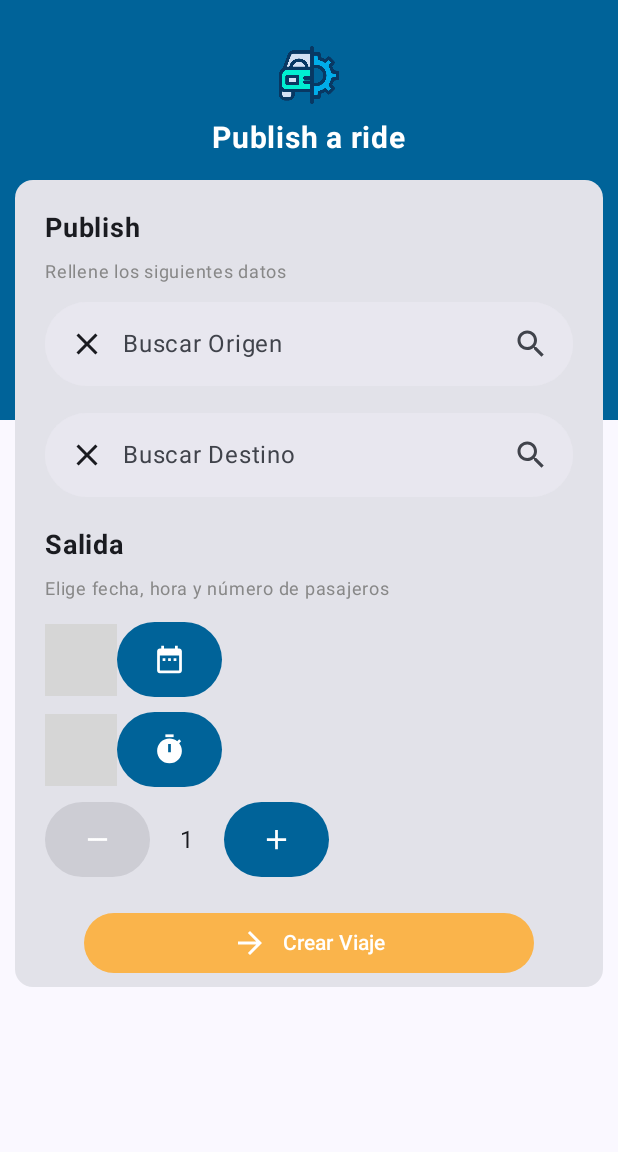
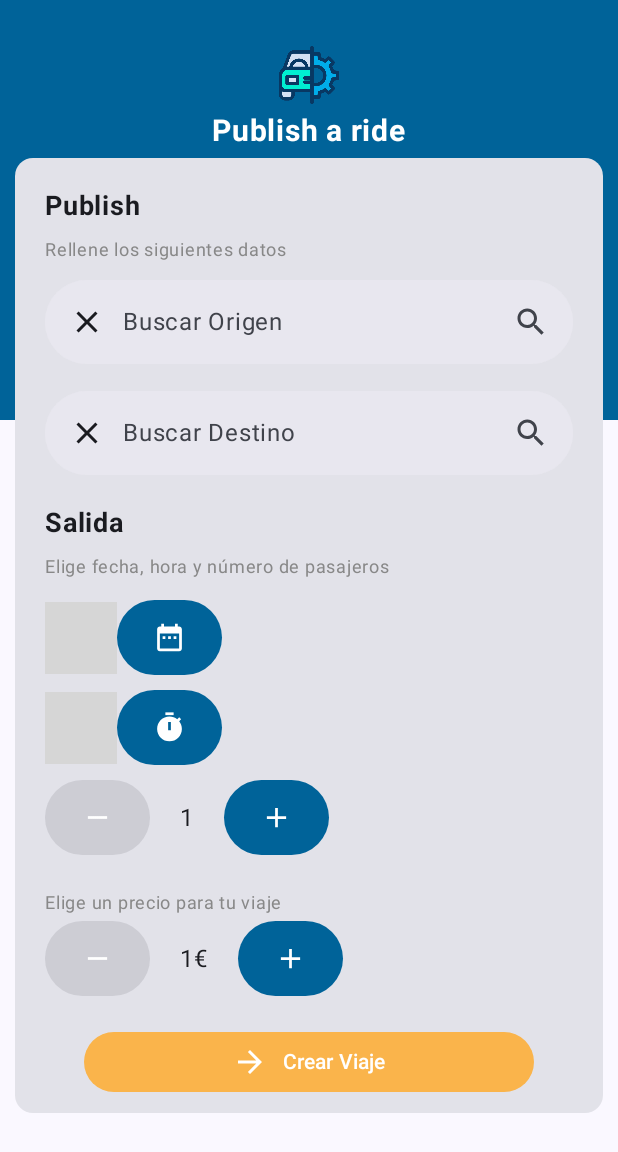
Before and after one commit to Saulo022/ULPGCarApp, an Android app built with Jetpack Compose: the PublishNewRideScreen screen opened through its navigation route, after a tap on "Crear Viaje", on a phone screen of 412 x 824 dp. Shown: the top 1152 px of the screen. Run offline under Robolectric (Android 15) with nearby library versions, the phone set to English and light mode, and no system bars; our stand-ins replace Dagger/Hilt's generated code, Firebase (no records; nobody signed in at launch, a user with empty details on screens opened directly); libraries missing offline, so code that uses them is left out: com.maxkeppeker.sheets, com.maxkeppeler.sheets; 4 statements that could not run were skipped; grey boxes are pictures that could not be loaded.

Commit message:
Cambios para que aparezcan solo las publicaciones realizadas por el usuario (conductor)

```diff
--- a/app/src/main/java/com/saulo/ulpgcarapp/di/AppModule.kt
+++ b/app/src/main/java/com/saulo/ulpgcarapp/di/AppModule.kt
@@ -17,6 +17,7 @@ import com.saulo.ulpgcarapp.domain.repository.PublishRepository
 import com.saulo.ulpgcarapp.domain.repository.UsersRepository
 import com.saulo.ulpgcarapp.domain.use_cases.auth.*
 import com.saulo.ulpgcarapp.domain.use_cases.publish.GetPublishRides
+import com.saulo.ulpgcarapp.domain.use_cases.publish.GetPublishRidesById
 import com.saulo.ulpgcarapp.domain.use_cases.publish.PublishRide
 import com.saulo.ulpgcarapp.domain.use_cases.publish.PublishUseCases
 import com.saulo.ulpgcarapp.domain.use_cases.users.*
@@ -79,7 +80,8 @@ object AppModule {
     @Provides
     fun providePublishUseCases(repository: PublishRepository) = PublishUseCases(
         publish = PublishRide(repository),
-        getPublishRides = GetPublishRides(repository)
+        getPublishRides = GetPublishRides(repository),
+        getPublishRidesById = GetPublishRidesById(repository)
     )
 
 
--- a/app/src/main/java/com/saulo/ulpgcarapp/domain/repository/PublishRepository.kt
+++ b/app/src/main/java/com/saulo/ulpgcarapp/domain/repository/PublishRepository.kt
@@ -8,5 +8,6 @@ interface PublishRepository {
 
     suspend fun create(publish: Publish): Response<Boolean>
     fun getPublishRides(): Flow<Response<List<Publish>>>
+    fun getPublishRidesByUserId(idUser: String): Flow<Response<List<Publish>>>
 
 }
--- /dev/null
+++ b/app/src/main/java/com/saulo/ulpgcarapp/domain/use_cases/publish/GetPublishRidesById.kt
@@ -0,0 +1,9 @@
+package com.saulo.ulpgcarapp.domain.use_cases.publish
+
+import com.saulo.ulpgcarapp.domain.repository.PublishRepository
+import javax.inject.Inject
+
+class GetPublishRidesById @Inject constructor(private val repository: PublishRepository) {
+
+    operator fun invoke(idUser: String) = repository.getPublishRidesByUserId(idUser)
+}
--- a/app/src/main/java/com/saulo/ulpgcarapp/domain/use_cases/publish/PublishUseCases.kt
+++ b/app/src/main/java/com/saulo/ulpgcarapp/domain/use_cases/publish/PublishUseCases.kt
@@ -2,5 +2,6 @@ package com.saulo.ulpgcarapp.domain.use_cases.publish
 
 data class PublishUseCases(
     val publish: PublishRide,
-    val getPublishRides: GetPublishRides
+    val getPublishRides: GetPublishRides,
+    val getPublishRidesById: GetPublishRidesById
 )
--- a/app/src/main/java/com/saulo/ulpgcarapp/presentation/screens/publish_new_ride/PublishNewRideState.kt
+++ b/app/src/main/java/com/saulo/ulpgcarapp/presentation/screens/publish_new_ride/PublishNewRideState.kt
@@ -12,7 +12,8 @@ data class PublishNewRideState (
     var searchReturnList: List<Feature> = emptyList(),
     var timeChoose: String = "",
     var dateChoose: String = "",
-    var passengers: Int = 1
+    var passengers: Int = 1,
+    var price: String = "1"
 )
 
 /*
--- a/app/src/main/java/com/saulo/ulpgcarapp/presentation/screens/publish_new_ride/PublishNewRideViewModel.kt
+++ b/app/src/main/java/com/saulo/ulpgcarapp/presentation/screens/publish_new_ride/PublishNewRideViewModel.kt
@@ -46,11 +46,17 @@ class PublishNewRideViewModel @Inject constructor(
     //CLOCK
     var timeChoose = ""
 
-    //BUTTON
+    //STATE BUTTON ADD PASSENGER
     var isEnabledAddPassengerButton = true
 
-    //BUTTON
+    //STATE BUTTON REMOVE PASSENGER
     var isEnabledRemovePassengerButton = false
+
+    //STATE BUTTON UP PRICE
+    var isEnabledUpPriceButton = true
+
+    //STATE BUTTON LOWER PRICE
+    var isEnabledLowerPriceButton = false
 
     private val _isLoading = MutableLiveData<Boolean>()
     val isLoading: LiveData<Boolean> = _isLoading
@@ -126,6 +132,7 @@ class PublishNewRideViewModel @Inject constructor(
             fecha = state.dateChoose,
             hora = state.timeChoose,
             numeroPasajeros = state.passengers,
+            precio = state.price,
             idUser = currentUser?.uid ?: ""
         )
         publishARide(publish)
@@ -137,7 +144,8 @@ class PublishNewRideViewModel @Inject constructor(
             searchReturn = "",
             timeChoose = "",
             dateChoose = "",
-            passengers = 1
+            passengers = 1,
+            price = "1"
         )
         publishARideResponse = null
     }
@@ -173,5 +181,21 @@ class PublishNewRideViewModel @Inject constructor(
         }
     }
 
+    //Metodos para el precio del viaje
+    fun upPrice() {
+        val price = state.price.toInt() + 1
+        state = state.copy(price = price.toString())
+        if (state.price.toInt() > 1) {
+            isEnabledLowerPriceButton = true
+        }
+    }
+
+    fun lowerPrice() {
+        val price = state.price.toInt() - 1
+        state = state.copy(price = price.toString())
+        if (state.price.toInt() == 1) {
+            isEnabledLowerPriceButton = false
+        }
+    }
 
 }
--- a/app/src/main/java/com/saulo/ulpgcarapp/presentation/screens/publish_new_ride/components/PublishNewRideContent.kt
+++ b/app/src/main/java/com/saulo/ulpgcarapp/presentation/screens/publish_new_ride/components/PublishNewRideContent.kt
@@ -43,11 +43,6 @@ fun PublishNewRideContent(viewModel: PublishNewRideViewModel = hiltViewModel())
 
     val state = viewModel.state
 
-    /*val stateList = viewModel.stateList
-    val stateReturn = viewModel.stateReturn
-    val stateReturnList = viewModel.stateReturnList*/
-
-
     Box(modifier = Modifier.fillMaxWidth()) {
 
         Box(
@@ -70,7 +65,7 @@ fun PublishNewRideContent(viewModel: PublishNewRideViewModel = hiltViewModel())
                     contentDescription = "Publish Ride Image"
                 )
 
-                Spacer(modifier = Modifier.height(10.dp))
+                Spacer(modifier = Modifier.height(5.dp))
 
                 Text(
                     text = "Publish a ride",
@@ -82,9 +77,10 @@ fun PublishNewRideContent(viewModel: PublishNewRideViewModel = hiltViewModel())
             }
         }
 
+
         Card(
             modifier = Modifier
-                .padding(start = 10.dp, end = 10.dp, top = 120.dp)
+                .padding(start = 10.dp, end = 10.dp, top = 105.dp, bottom = 10.dp)
         ) {
             Column(modifier = Modifier.padding(horizontal = 20.dp)) {
 
@@ -271,8 +267,6 @@ fun PublishNewRideContent(viewModel: PublishNewRideViewModel = hiltViewModel())
 
                 }
 
-
-
                 Spacer(modifier = Modifier.height(10.dp))
 
                 Row(
@@ -305,10 +299,49 @@ fun PublishNewRideContent(viewModel: PublishNewRideViewModel = hiltViewModel())
                         enabled = viewModel.isEnabledAddPassengerButton
                     )
                 }
+
+                Text(
+                    text = "Elige un precio para tu viaje",
+                    fontSize = 12.sp,
+                    color = Color.Gray
+                )
+
+                Row(
+                    verticalAlignment = Alignment.CenterVertically,
+                    modifier = Modifier.padding(bottom = 20.dp)
+                ) {
+                    DefaultButton(
+                        modifier = Modifier
+                            .height(50.dp)
+                            .width(70.dp),
+                        text = "",
+                        onClick = { viewModel.lowerPrice() },
+                        icon = Icons.Default.Remove,
+                        enabled = viewModel.isEnabledLowerPriceButton
+                    )
+
+                    Spacer(modifier = Modifier.width(20.dp))
+
+                    Text(text = viewModel.state.price + "€")
+
+                    Spacer(modifier = Modifier.width(20.dp))
+
+                    DefaultButton(
+                        modifier = Modifier
+                            .height(50.dp)
+                            .width(70.dp),
+                        text = "",
+                        onClick = { viewModel.upPrice() },
+                        icon = Icons.Default.Add,
+                        enabled = viewModel.isEnabledUpPriceButton
+                    )
+                }
             }
 
             Column(
-                modifier = Modifier.fillMaxWidth().padding(bottom = 5.dp),
+                modifier = Modifier
+                    .fillMaxWidth()
+                    .padding(bottom = 10.dp),
                 horizontalAlignment = Alignment.CenterHorizontally
             ) {
                 DefaultButton(
--- a/app/src/main/java/com/saulo/ulpgcarapp/presentation/screens/signup/components/SignupContent.kt
+++ b/app/src/main/java/com/saulo/ulpgcarapp/presentation/screens/signup/components/SignupContent.kt
@@ -3,6 +3,8 @@ package com.saulo.ulpgcarapp.presentation.screens.signup.components
 import androidx.compose.foundation.Image
 import androidx.compose.foundation.background
 import androidx.compose.foundation.layout.*
+import androidx.compose.foundation.rememberScrollState
+import androidx.compose.foundation.verticalScroll
 import androidx.compose.material.icons.Icons
 import androidx.compose.material.icons.filled.Email
 import androidx.compose.material.icons.filled.Lock
@@ -45,7 +47,8 @@ fun SignupContent(
     ) {
 
         Column(
-            modifier = Modifier.fillMaxWidth(),
+            modifier = Modifier
+                .fillMaxWidth(),
             horizontalAlignment = Alignment.CenterHorizontally
         ) {
 
```
Also changed, not shown: app/src/main/java/com/saulo/ulpgcarapp/data/repository/PublishRepositoryImp.kt (+20 -1 lines), app/src/main/java/com/saulo/ulpgcarapp/presentation/screens/detail_publish_ride/DetailPublishRideScreen.kt (added, +12 -0 lines), app/src/main/java/com/saulo/ulpgcarapp/presentation/screens/detail_publish_ride/components/DetailPublishRideContent.kt (added, +15 -0 lines), app/src/main/java/com/saulo/ulpgcarapp/presentation/screens/publish_a_ride/PublishRideViewModel.kt (+5 -2 lines), app/src/main/java/com/saulo/ulpgcarapp/presentation/screens/publish_a_ride/components/RidesCard.kt (+5 -3 lines).
